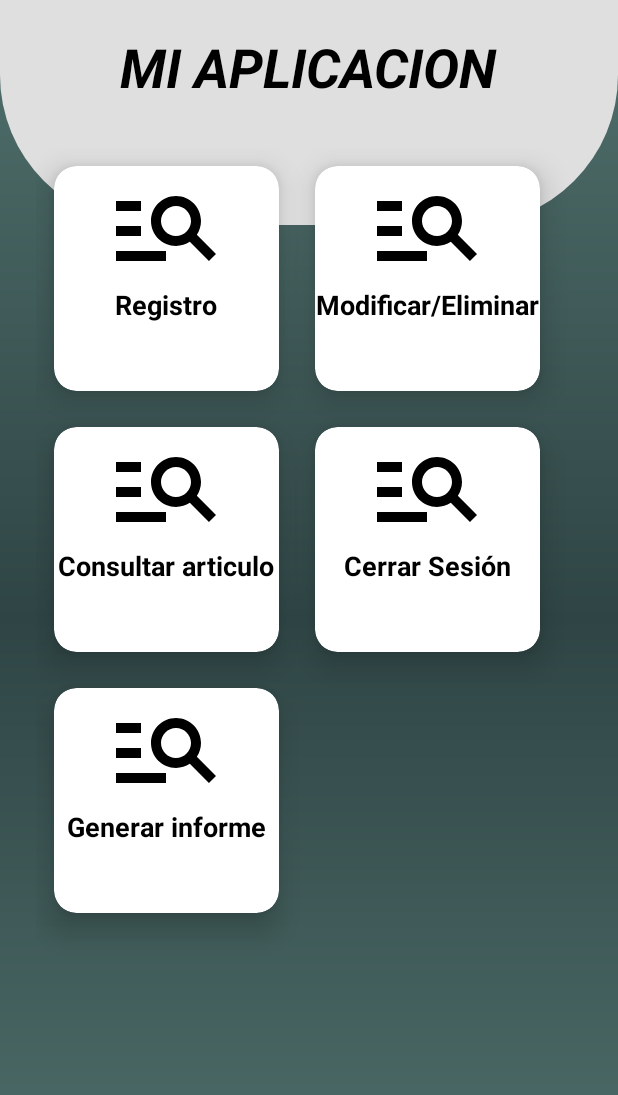
After one commit to cathysulbaran/Proyecto_front_csb, an Android app: the layout activity_main_grid.xml on its own in the app's theme, with its tools: preview values and no code run, on a phone screen of 412 x 824 dp. The commit adds this screen. Shown: the top 1095 px of the screen. Run offline under Robolectric (Android 15) with nearby library versions, the phone set to English and light mode, and no system bars.

Commit message:
nuevo menu grid2

```diff
--- a/app/src/main/java/com/example/proyecto_front_csb/MainActivity.java
+++ b/app/src/main/java/com/example/proyecto_front_csb/MainActivity.java
@@ -8,6 +8,7 @@ import android.content.Intent;
 import android.os.Bundle;
 import android.view.View;
 import android.widget.Button;
+import android.widget.ImageView;
 import android.widget.Toast;
 
 import com.google.android.gms.tasks.OnCompleteListener;
@@ -23,7 +24,7 @@ import java.util.Set;
 
 public class MainActivity extends AppCompatActivity {
 
-    private Button btIniciarRegistro, btIniciarConsulta, btIniciarVentas, btIniciarInforme, btEliminarModificar, btCerrar, btnGenerarInforme;
+    private ImageView btIniciarRegistro, btIniciarConsulta, btIniciarVentas, btIniciarInforme, btEliminarModificar, btCerrar, btnGenerarInforme;
 
     private static final int REQUEST_CODE_CREATE_FILE = 123;
 
@@ -31,7 +32,7 @@ public class MainActivity extends AppCompatActivity {
     @Override
     protected void onCreate(Bundle savedInstanceState) {
         super.onCreate(savedInstanceState);
-        setContentView(R.layout.activity_main);
+        setContentView(R.layout.activity_main_grid);
 
         btEliminarModificar = findViewById(R.id.btEliminarModificar);
         btIniciarRegistro = findViewById(R.id.btRegistro);
--- /dev/null
+++ b/app/src/main/res/drawable/ic_search.xml
@@ -0,0 +1,5 @@
+<vector android:autoMirrored="true" android:height="24dp"
+    android:tint="#000000" android:viewportHeight="24"
+    android:viewportWidth="24" android:width="24dp" xmlns:android="http://schemas.android.com/apk/res/android">
+    <path android:fillColor="@color/white" android:pathData="M7,9H2V7h5V9zM7,12H2v2h5V12zM20.59,19l-3.83,-3.83C15.96,15.69 15.02,16 14,16c-2.76,0 -5,-2.24 -5,-5s2.24,-5 5,-5s5,2.24 5,5c0,1.02 -0.31,1.96 -0.83,2.75L22,17.59L20.59,19zM17,11c0,-1.65 -1.35,-3 -3,-3s-3,1.35 -3,3s1.35,3 3,3S17,12.65 17,11zM2,19h10v-2H2V19z"/>
+</vector>
--- /dev/null
+++ b/app/src/main/res/drawable/top_view.xml
@@ -0,0 +1,8 @@
+<?xml version="1.0" encoding="utf-8"?>
+<shape xmlns:android="http://schemas.android.com/apk/res/android">
+
+    <corners android:bottomRightRadius="100dp"
+        android:bottomLeftRadius="100dp"
+        />
+    <solid android:color="#DFDFDF"/>
+</shape>
--- /dev/null
+++ b/app/src/main/res/layout/activity_main_grid.xml
@@ -0,0 +1,204 @@
+<?xml version="1.0" encoding="utf-8"?>
+<RelativeLayout xmlns:android="http://schemas.android.com/apk/res/android"
+    xmlns:app="http://schemas.android.com/apk/res-auto"
+    xmlns:tools="http://schemas.android.com/tools"
+    android:layout_width="match_parent"
+    android:layout_height="match_parent"
+    android:background="@drawable/fondo_degradado"
+    tools:context=".MainActivity">
+
+    <View
+        android:id="@+id/topView"
+        android:layout_width="match_parent"
+        android:layout_height="150dp"
+        android:background="@drawable/top_view">
+
+    </View>
+
+    <TextView
+        android:id="@+id/textView11"
+        android:layout_width="wrap_content"
+        android:layout_height="wrap_content"
+        android:text="MI APLICACION"
+        android:layout_centerHorizontal="true"
+        android:textSize="36sp"
+        android:textColor="@color/black"
+        android:layout_marginTop="20dp"
+        android:textStyle="bold|italic"
+        />
+
+
+    <GridLayout
+        android:layout_width="match_parent"
+        android:layout_height="match_parent"
+        android:rowCount="2"
+        android:columnCount="2"
+        android:layout_marginLeft="24dp"
+        android:layout_marginRight="25dp"
+        android:layout_marginTop="30dp"
+        android:layout_below="@+id/textView11">
+
+        <androidx.cardview.widget.CardView
+            android:layout_width="150dp"
+            android:layout_height="150dp"
+            app:cardCornerRadius="15dp"
+            android:layout_margin="12dp"
+            app:cardElevation="12dp">
+            <LinearLayout
+                android:layout_width="match_parent"
+                android:layout_height="match_parent"
+                android:orientation="vertical"
+                >
+                <ImageView
+                    android:id="@+id/btRegistro"
+                    android:layout_width="80dp"
+                    android:layout_height="80dp"
+                    android:layout_gravity="center_horizontal"
+                    android:src="@drawable/ic_search" />
+
+                <TextView
+                    android:layout_width="wrap_content"
+                    android:layout_height="wrap_content"
+                    android:layout_gravity="center_horizontal"
+                    android:text="Registro"
+                    android:textColor="@color/black"
+                    android:textSize="18sp"
+                    android:textStyle="bold">
+
+                </TextView>
+            </LinearLayout>
+        </androidx.cardview.widget.CardView>
+
+        <androidx.cardview.widget.CardView
+            android:layout_width="150dp"
+            android:layout_height="150dp"
+            app:cardCornerRadius="15dp"
+            android:layout_margin="12dp"
+            app:cardElevation="12dp">
+
+            <LinearLayout
+                android:layout_width="match_parent"
+                android:layout_height="match_parent"
+                android:orientation="vertical"
+                >
+                <ImageView
+                    android:id="@+id/btEliminarModificar"
+                    android:layout_width="80dp"
+                    android:layout_height="80dp"
+                    android:src="@drawable/ic_search"
+                    android:layout_gravity="center_horizontal"
+                    />
+
+                <TextView
+                    android:layout_width="wrap_content"
+                    android:layout_height="wrap_content"
+                    android:layout_gravity="center_horizontal"
+                    android:text="Modificar/Eliminar"
+                    android:textColor="@color/black"
+                    android:textSize="18sp"
+                    android:textStyle="bold">
+
+                </TextView>
+            </LinearLayout>
+        </androidx.cardview.widget.CardView>
+        <androidx.cardview.widget.CardView
+            android:layout_width="150dp"
+            android:layout_height="150dp"
+            app:cardCornerRadius="15dp"
+            android:layout_margin="12dp"
+            app:cardElevation="12dp">
+
+            <LinearLayout
+                android:layout_width="match_parent"
+                android:layout_height="match_parent"
+                android:orientation="vertical"
+                >
+                <ImageView
+                    android:id="@+id/btConsulta"
+                    android:layout_width="80dp"
+                    android:layout_height="80dp"
+                    android:src="@drawable/ic_search"
+                    android:layout_gravity="center_horizontal"
+                    />
+
+                <TextView
+                    android:layout_width="wrap_content"
+                    android:layout_height="wrap_content"
+                    android:layout_gravity="center_horizontal"
+                    android:text="Consultar articulo"
+                    android:textColor="@color/black"
+                    android:textSize="18sp"
+                    android:textStyle="bold">
+
+                </TextView>
+            </LinearLayout>
+        </androidx.cardview.widget.CardView>
+        <androidx.cardview.widget.CardView
+            android:layout_width="150dp"
+            android:layout_height="150dp"
+            app:cardCornerRadius="15dp"
+            android:layout_margin="12dp"
+            app:cardElevation="12dp">
+
+            <LinearLayout
+                android:layout_width="match_parent"
+                android:layout_height="match_parent"
+                android:orientation="vertical"
+                >
+                <ImageView
+                    android:id="@+id/btCerrar"
+                    android:layout_width="80dp"
+                    android:layout_height="80dp"
+                    android:src="@drawable/ic_search"
+                    android:layout_gravity="center_horizontal"
+                    />
+
+                <TextView
+                    android:layout_width="wrap_content"
+                    android:layout_height="wrap_content"
+                    android:layout_gravity="center_horizontal"
+                    android:text="Cerrar Sesión"
+                    android:textColor="@color/black"
+                    android:textSize="18sp"
+                    android:textStyle="bold">
+
+                </TextView>
+            </LinearLayout>
+        </androidx.cardview.widget.CardView>
+
+        <androidx.cardview.widget.CardView
+            android:layout_width="150dp"
+            android:layout_height="150dp"
+            app:cardCornerRadius="15dp"
+            android:layout_margin="12dp"
+            app:cardElevation="12dp">
+
+            <LinearLayout
+                android:layout_width="match_parent"
+                android:layout_height="match_parent"
+                android:orientation="vertical"
+                >
+                <ImageView
+                    android:id="@+id/btGenerarInforme"
+                    android:layout_width="80dp"
+                    android:layout_height="80dp"
+                    android:src="@drawable/ic_search"
+                    android:layout_gravity="center_horizontal"
+                    />
+
+                <TextView
+                    android:layout_width="wrap_content"
+                    android:layout_height="wrap_content"
+                    android:layout_gravity="center_horizontal"
+                    android:text="Generar informe"
+                    android:textColor="@color/black"
+                    android:textSize="18sp"
+                    android:textStyle="bold">
+
+                </TextView>
+            </LinearLayout>
+        </androidx.cardview.widget.CardView>
+
+    </GridLayout>
+
+</RelativeLayout>
```
